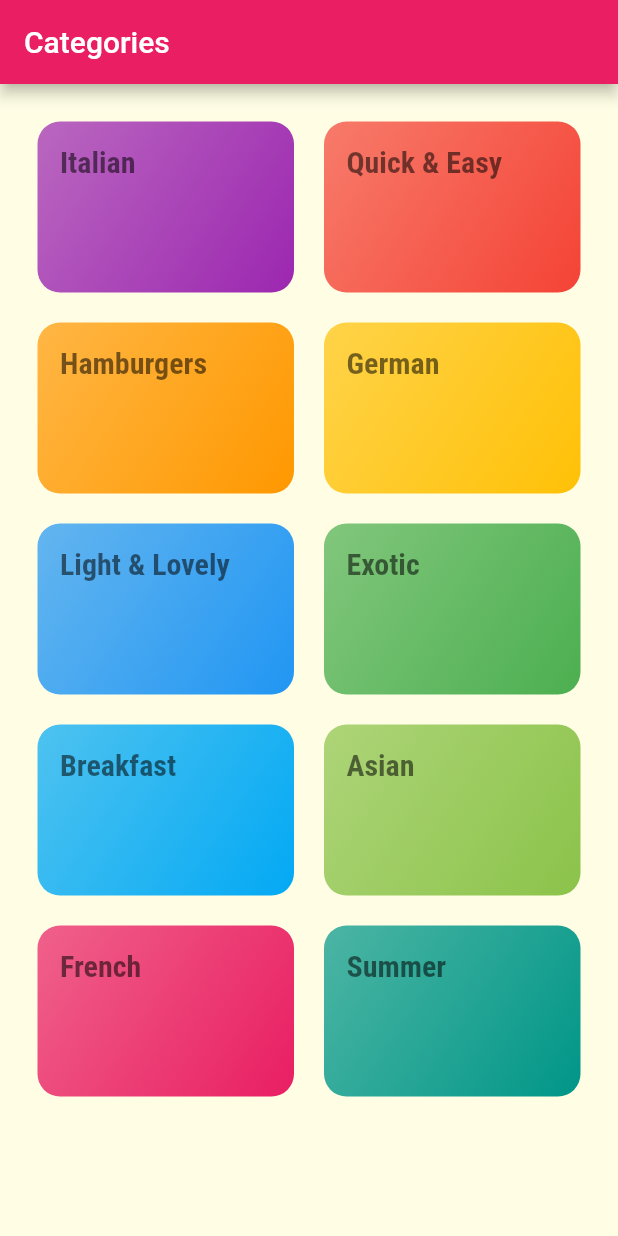
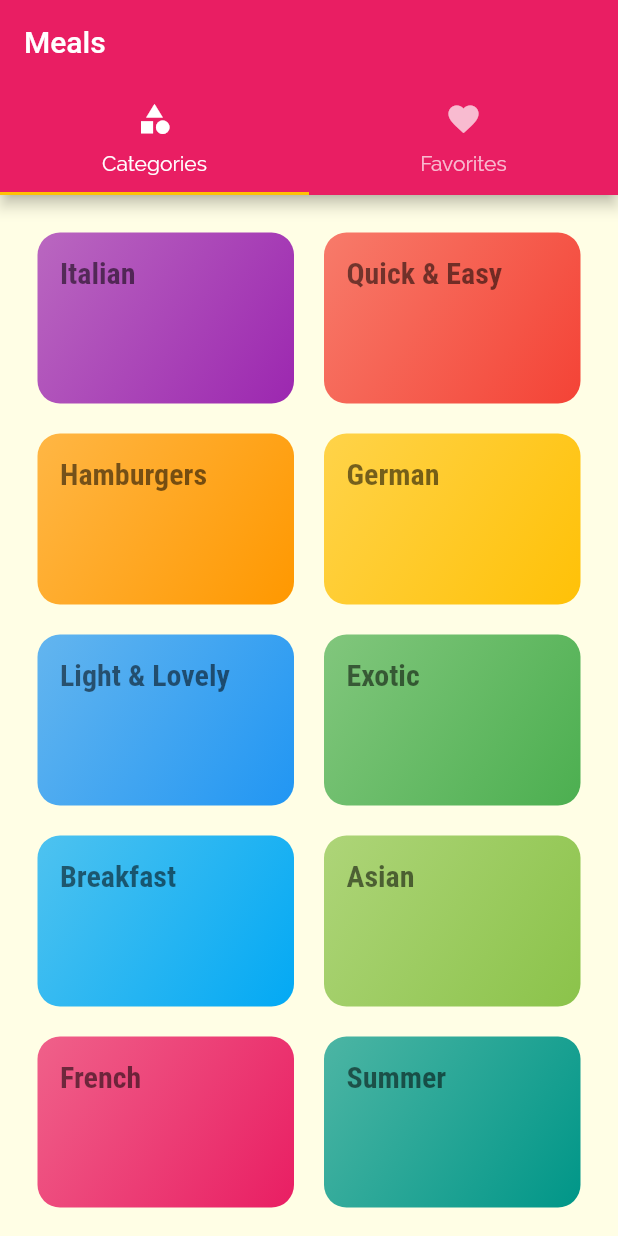
Before and after one commit to mahmudulshuvo/MealApp, a Flutter app: the screen it shows after launch, on a phone screen of 412 x 824 dp. Run offline on Flutter 3.47's test engine with Material 2 defaults, Android fonts, the phone set to English and light mode, and no system bars.

Commit message:
Added tabs

```diff
--- a/lib/main.dart
+++ b/lib/main.dart
@@ -2,6 +2,7 @@ import 'package:flutter/material.dart';
 import 'package:meal_app/screens/categories_screen.dart';
 import 'package:meal_app/screens/category_meal_screen.dart';
 import 'package:meal_app/screens/meal_detail_screen.dart';
+import 'package:meal_app/screens/tabs_screen.dart';
 
 void main() => runApp(MyApp());
 
@@ -30,7 +31,7 @@ class MyApp extends StatelessWidget {
       ),
       initialRoute: '/', // default is '/'
       routes: {
-        '/': (ctx) => CategoriesScreen(),
+        '/': (ctx) => TabsScreen(),
         CategoryMealsScreen.routeName: (ctx) => CategoryMealsScreen(),
         MealDetailScreen.routeName: (ctx) => MealDetailScreen()
       },
--- a/lib/screens/categories_screen.dart
+++ b/lib/screens/categories_screen.dart
@@ -5,11 +5,7 @@ import '../widgets/category_item.dart';
 class CategoriesScreen extends StatelessWidget {
   @override
   Widget build(BuildContext context) {
-    return Scaffold(
-        appBar: AppBar(
-          title: const Text('Categories'),
-        ),
-        body: GridView(
+    return GridView(
       padding: const EdgeInsets.all(25),
       children: DUMMY_CATEGORIES
           .map((category) =>
@@ -20,6 +16,6 @@ class CategoriesScreen extends StatelessWidget {
           childAspectRatio: 3 / 2,
           crossAxisSpacing: 20,
           mainAxisSpacing: 20),
-        ));
+    );
   }
 }
--- /dev/null
+++ b/lib/screens/favorite_screen.dart
@@ -0,0 +1,12 @@
+import 'package:flutter/material.dart';
+
+class FavoriteScreen extends StatelessWidget {
+  const FavoriteScreen({Key? key}) : super(key: key);
+
+  @override
+  Widget build(BuildContext context) {
+    return Center(
+      child: Text('Favorite Page'),
+    );
+  }
+}
--- /dev/null
+++ b/lib/screens/tabs_screen.dart
@@ -0,0 +1,39 @@
+import 'package:flutter/material.dart';
+import 'package:flutter/src/material/icons.dart';
+import 'package:meal_app/screens/category_meal_screen.dart';
+import 'package:meal_app/screens/favorite_screen.dart';
+import 'categories_screen.dart';
+
+class TabsScreen extends StatefulWidget {
+  const TabsScreen({Key? key}) : super(key: key);
+
+  @override
+  _TabsScreenState createState() => _TabsScreenState();
+}
+
+class _TabsScreenState extends State<TabsScreen> {
+  @override
+  Widget build(BuildContext context) {
+    return DefaultTabController(
+        length: 2,
+        initialIndex: 0,
+        child: Scaffold(
+          appBar: AppBar(
+            title: const Text('Meals'),
+            bottom: const TabBar(
+              tabs: <Widget>[
+                Tab(
+                  icon: Icon(Icons.category),
+                  text: 'Categories',
+                ),
+                Tab(
+                  icon: Icon(Icons.favorite),
+                  text: 'Favorites',
+                )
+              ],
+            ),
+          ),
+          body: TabBarView(children: [CategoriesScreen(), FavoriteScreen()]),
+        ));
+  }
+}
```
Lines whose indentation alone changed are shown as unchanged.
